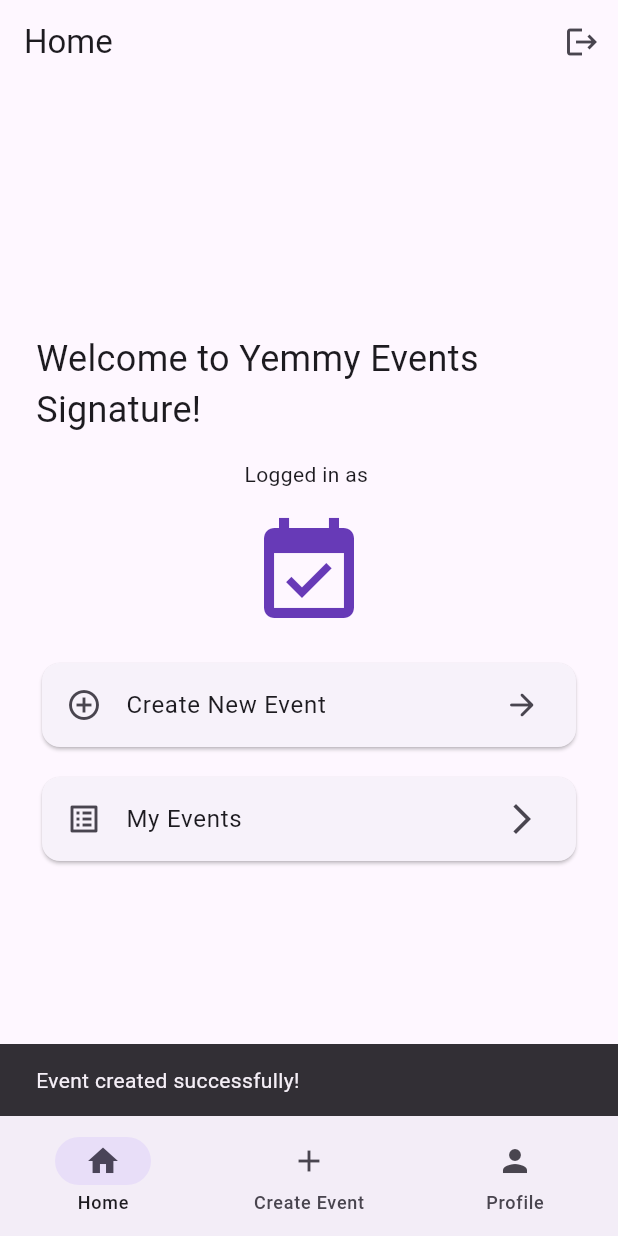
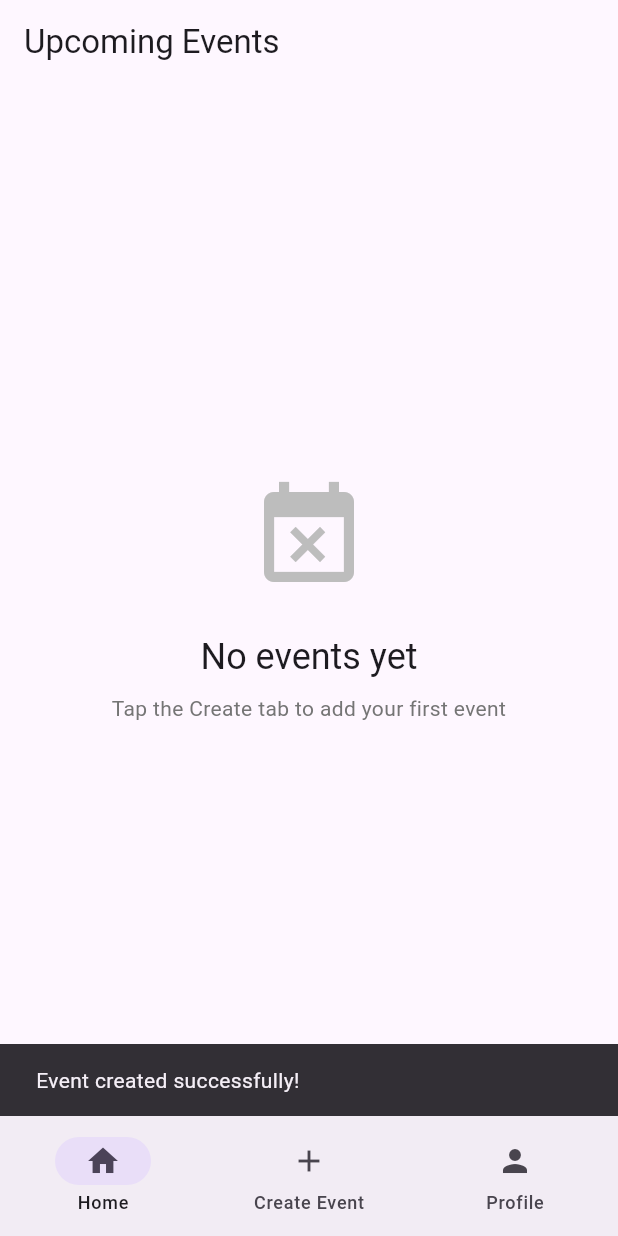
Before and after one commit to Hardeyemmy/yem-events-signature, a Flutter app: the screen it shows once a user with an empty profile is signed in, on a phone screen of 412 x 824 dp. Run offline on Flutter 3.47's test engine with Material 3 defaults, Android fonts, the phone set to English and light mode, and no system bars; our stand-ins replace cloud_firestore, firebase_auth, firebase_core, flutter_riverpod, riverpod_annotation; accounts and stored records are empty; generated files the repository leaves out were written again.

Commit message:
events connected to fireebase now

```diff
--- a/lib/app/app.dart
+++ b/lib/app/app.dart
@@ -1,25 +1,38 @@
 import 'package:flutter/material.dart';
 import 'package:flutter_riverpod/flutter_riverpod.dart';
-import 'package:yem_events_signature/features/auth/presentation/Pages/login.dart';
-import 'package:yem_events_signature/features/auth/presentation/Pages/homepage.dart';
-import 'package:yem_events_signature/features/auth/presentation/Pages/main_page.dart';
-import 'package:yem_events_signature/features/auth/presentation/providers/auth_providers.dart';
+import '../features/auth/presentation/Pages/main_page.dart';
+import '../features/auth/presentation/Pages/login.dart';
+import '../features/auth/presentation/providers/auth_providers.dart';
 
 class MyApp extends ConsumerWidget {
   const MyApp({super.key});
+
+  @override
+  Widget build(BuildContext context, WidgetRef ref) {
+    return MaterialApp(
+      title: 'YEM Events',
+      theme: ThemeData(
+        colorScheme: ColorScheme.fromSeed(seedColor: Colors.deepPurple),
+        useMaterial3: true,
+      ),
+      home: const AuthGate(),
+      debugShowCheckedModeBanner: false,
+    );
+  }
+}
+
+class AuthGate extends ConsumerWidget {
+  const AuthGate({super.key});
+
   @override
   Widget build(BuildContext context, WidgetRef ref) {
     final authState = ref.watch(authStateProvider);
 
-    return MaterialApp(
-      title: 'Events Signature Project',
-      theme: ThemeData(primarySwatch: Colors.lightBlue),
-      home: authState.when(
-        data: (user) => user != null ? const MainPage() : const Login(),
-        error: (e, _) => const Login(),
-        loading: () =>
-            Scaffold(body: Center(child: CircularProgressIndicator())),
-      ),
+    return authState.when(
+      data: (user) => user != null ? const MainPage() : const Login(),
+      loading: () =>
+          const Scaffold(body: Center(child: CircularProgressIndicator())),
+      error: (err, _) => const Login(),
     );
   }
 }
--- a/lib/features/auth/presentation/Pages/homepage.dart
+++ b/lib/features/auth/presentation/Pages/homepage.dart
@@ -1,97 +1,52 @@
 import 'package:flutter/material.dart';
 import 'package:flutter_riverpod/flutter_riverpod.dart';
-import '../providers/auth_providers.dart';
+import 'package:intl/intl.dart';
+import '../../../events/domains/models/events.dart';
+import '../../presentation/providers/event_provider.dart';
 
 class HomePage extends ConsumerWidget {
   const HomePage({super.key});
 
   @override
   Widget build(BuildContext context, WidgetRef ref) {
-    final authController = ref.watch(authControllerProvider);
-    final user = ref
-        .watch(authStateProvider)
-        .maybeWhen(data: (user) => user, orElse: () => null);
+    final eventsAsync = ref.watch(eventsStreamProvider);
 
     return Scaffold(
-      appBar: AppBar(
-        title: const Text('Home'),
-        actions: [
-          IconButton(
-            onPressed: authController.isLoading
-                ? null
-                : () async {
-                    final shouldLogout = await showDialog<bool>(
-                      context: context,
-                      builder: (context) {
-                        return AlertDialog(
-                          title: const Text('Logout'),
-                          content: const Text(
-                            'Are you sure you want to logout?',
-                          ),
-                          actions: [
-                            TextButton(
-                              onPressed: () => Navigator.of(context).pop(false),
-                              child: const Text('Cancel'),
-                            ),
-                            TextButton(
-                              onPressed: () => Navigator.of(context).pop(true),
-                              child: const Text('Logout'),
-                            ),
-                          ],
-                        );
-                      },
-                    );
-                    if (shouldLogout == true) {
-                      await ref.read(authControllerProvider.notifier).signOut();
-                    }
-                  },
-            icon: const Icon(Icons.logout),
-          ),
-        ],
-      ),
-      body: Center(
-        child: Padding(
-          padding: const EdgeInsets.all(24.0),
+      appBar: AppBar(title: const Text('Upcoming Events')),
+      body: eventsAsync.when(
+        data: (events) {
+          if (events.isEmpty) {
+            return const _EmptyState();
+          }
+          return RefreshIndicator(
+            onRefresh: () async => ref.invalidate(eventsStreamProvider),
+            child: ListView.builder(
+              padding: const EdgeInsets.all(16),
+              itemCount: events.length,
+              itemBuilder: (context, index) {
+                final event = events[index];
+                return _EventCard(event: event);
+              },
+            ),
+          );
+        },
+        loading: () => const Center(child: CircularProgressIndicator()),
+        error: (err, stack) => Center(
           child: Column(
             mainAxisAlignment: MainAxisAlignment.center,
             children: [
-              const Text(
-                'Welcome to Yemmy Events Signature!',
-                style: TextStyle(fontSize: 24.0),
+              const Icon(Icons.error_outline, size: 48, color: Colors.red),
+              const SizedBox(height: 16),
+              Text('Failed to load events'),
+              const SizedBox(height: 8),
+              Text(
+                err.toString(),
+                style: Theme.of(context).textTheme.bodySmall,
               ),
-              const SizedBox(height: 16.0),
-              Text('Logged in as ${user?.email ?? "Unknown"}'),
-              const SizedBox(height: 16.0),
-              const Icon(
-                Icons.event_available,
-                size: 80,
-                color: Colors.deepPurple,
-              ),
-              const SizedBox(height: 16.0),
-              Card(
-                child: ListTile(
-                  leading: const Icon(Icons.add_circle_outline),
-                  title: const Text('Create New Event'),
-                  trailing: const Icon(Icons.arrow_forward_rounded),
-                  onTap: () {
-                    ScaffoldMessenger.of(context).showSnackBar(
-                      const SnackBar(content: Text('Coming Soon!')),
-                    );
-                  },
-                ),
-              ),
-              const SizedBox(height: 12),
-              Card(
-                child: ListTile(
-                  leading: const Icon(Icons.list_alt),
-                  title: const Text('My Events'),
-                  trailing: const Icon(Icons.arrow_forward_ios),
-                  onTap: () {
-                    ScaffoldMessenger.of(context).showSnackBar(
-                      const SnackBar(content: Text('Coming soon')),
-                    );
-                  },
-                ),
+              const SizedBox(height: 16),
+              FilledButton(
+                onPressed: () => ref.invalidate(eventsStreamProvider),
+                child: const Text('Retry'),
               ),
             ],
           ),
@@ -100,3 +55,119 @@ class HomePage extends ConsumerWidget {
     );
   }
 }
+
+class _EventCard extends StatelessWidget {
+  const _EventCard({required this.event});
+  final Event event;
+
+  @override
+  Widget build(BuildContext context) {
+    final dateFormat = DateFormat('EEE, MMM d • h:mm a');
+
+    return Card(
+      margin: const EdgeInsets.only(bottom: 12),
+      clipBehavior: Clip.antiAlias,
+      child: InkWell(
+        onTap: () {
+          // TODO: Navigate to EventDetailsPage
+          ScaffoldMessenger.of(
+            context,
+          ).showSnackBar(SnackBar(content: Text('Tapped: ${event.title}')));
+        },
+        child: Padding(
+          padding: const EdgeInsets.all(16),
+          child: Column(
+            crossAxisAlignment: CrossAxisAlignment.start,
+            children: [
+              Row(
+                children: [
+                  Expanded(
+                    child: Text(
+                      event.title,
+                      style: Theme.of(context).textTheme.titleLarge?.copyWith(
+                        fontWeight: FontWeight.bold,
+                      ),
+                    ),
+                  ),
+                  const Icon(Icons.chevron_right),
+                ],
+              ),
+              const SizedBox(height: 8),
+              Row(
+                children: [
+                  const Icon(Icons.calendar_today, size: 16),
+                  const SizedBox(width: 8),
+                  Text(
+                    dateFormat.format(event.date),
+                    style: Theme.of(context).textTheme.bodyMedium,
+                  ),
+                ],
+              ),
+              const SizedBox(height: 4),
+              Row(
+                children: [
+                  const Icon(Icons.location_on, size: 16),
+                  const SizedBox(width: 8),
+                  Expanded(
+                    child: Text(
+                      event.location,
+                      style: Theme.of(context).textTheme.bodyMedium,
+                    ),
+                  ),
+                ],
+              ),
+              const SizedBox(height: 12),
+              Text(
+                event.description,
+                maxLines: 2,
+                overflow: TextOverflow.ellipsis,
+                style: Theme.of(
+                  context,
+                ).textTheme.bodySmall?.copyWith(color: Colors.grey[600]),
+              ),
+              const SizedBox(height: 8),
+              Text(
+                'By ${event.creatorEmail}',
+                style: Theme.of(
+                  context,
+                ).textTheme.labelSmall?.copyWith(color: Colors.grey[500]),
+              ),
+            ],
+          ),
+        ),
+      ),
+    );
+  }
+}
+
+class _EmptyState extends StatelessWidget {
+  const _EmptyState();
+
+  @override
+  Widget build(BuildContext context) {
+    return Center(
+      child: Padding(
+        padding: const EdgeInsets.all(32),
+        child: Column(
+          mainAxisAlignment: MainAxisAlignment.center,
+          children: [
+            Icon(Icons.event_busy, size: 80, color: Colors.grey[400]),
+            const SizedBox(height: 24),
+            Text(
+              'No events yet',
+              style: Theme.of(context).textTheme.headlineSmall,
+            ),
+            const SizedBox(height: 8),
+            Text(
+              'Tap the Create tab to add your first event',
+              style: Theme.of(
+                context,
+              ).textTheme.bodyMedium?.copyWith(color: Colors.grey[600]),
+              textAlign: TextAlign.center,
+            ),
+          ],
+        ),
+      ),
+    );
+  }
+}
--- a/lib/features/auth/presentation/providers/event_provider.dart
+++ b/lib/features/auth/presentation/providers/event_provider.dart
@@ -1,7 +1,5 @@
 import 'dart:async';
-
 import 'package:flutter_riverpod/flutter_riverpod.dart';
-import 'package:firebase_auth/firebase_auth.dart';
 import '../../data/repositories/event_repository.dart';
 import '../../../events/domains/models/events.dart';
 import '../../../auth/presentation/providers/auth_providers.dart';
```
Also changed, not shown: lib/features/auth/data/repositories/auth_repository_impl.dart (+6 -7 lines), lib/features/auth/presentation/Pages/login.dart (+12 -1 lines).
